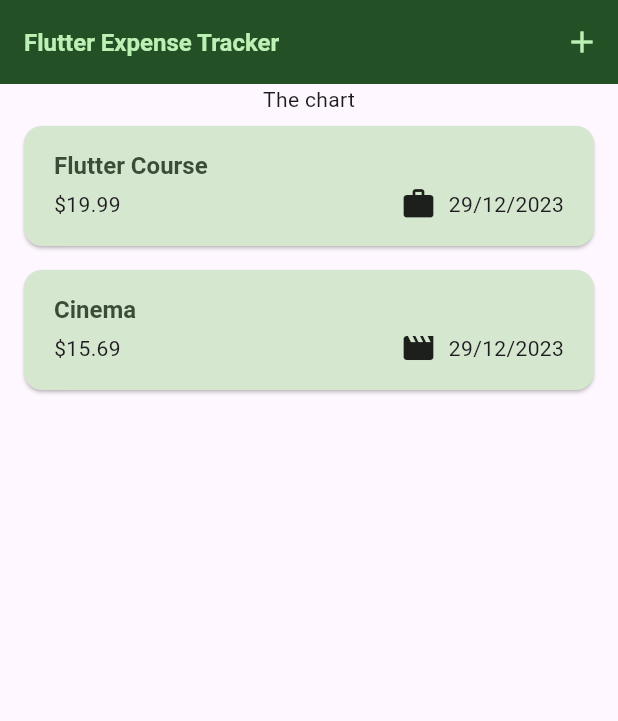
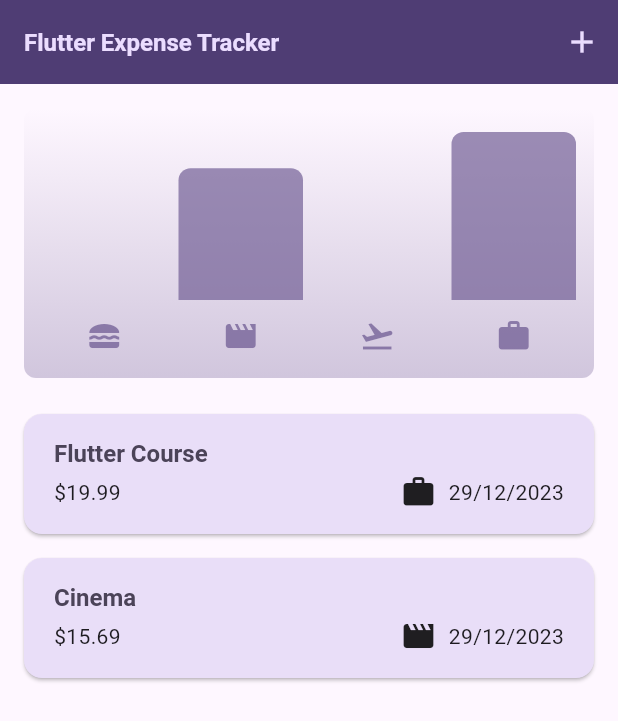
Before and after one commit to aliciabat/expense_tracker, a Flutter app: the screen it shows after launch, on a phone screen of 412 x 824 dp. Shown: the top 721 px of the screen. Run offline on Flutter 3.47's test engine with Material 3 defaults, Android fonts, the phone set to English and light mode, and no system bars.

Commit message:
feat: expenses chart

```diff
--- a/lib/main.dart
+++ b/lib/main.dart
@@ -2,13 +2,13 @@ import 'package:flutter/material.dart';
 import 'package:expense_tracker/widgets/expenses.dart';
 
 var kColorScheme = ColorScheme.fromSeed(
-  seedColor: Colors.green,
+  seedColor: Colors.deepPurple,
   // seedColor: Colors.pink.shade300,
 );
 var kDarkColorScheme = ColorScheme.fromSeed(
   brightness: Brightness.dark,
   // seedColor: Colors.blue.shade300,
-  seedColor: Colors.greenAccent,
+  seedColor: Colors.cyan,
 );
 
 void main() {
@@ -50,7 +50,6 @@ void main() {
               ),
             ),
       ),
-      // themeMode: ThemeMode.dark,
       home: const Expenses(),
     ),
   );
--- a/lib/models/expense.dart
+++ b/lib/models/expense.dart
@@ -33,3 +33,25 @@ class Expense {
     return formatter.format(date);
   }
 }
+
+class ExpenseBucket {
+  const ExpenseBucket(this.category, this.expenses);
+
+  ExpenseBucket.forCategory(List<Expense> allExpenses, this.category)
+      : expenses = allExpenses
+            .where((expense) => expense.category == category)
+            .toList();
+
+  final Category category;
+  final List<Expense> expenses;
+
+  double get totalExpenses {
+    double sum = 0;
+
+    for (final expense in expenses) {
+      sum += expense.amount;
+    }
+
+    return sum;
+  }
+}
--- /dev/null
+++ b/lib/widgets/chart/chart.dart
@@ -0,0 +1,94 @@
+import 'package:flutter/material.dart';
+import 'package:expense_tracker/widgets/chart/chart_bar.dart';
+import 'package:expense_tracker/models/expense.dart';
+
+class Chart extends StatelessWidget {
+  const Chart({super.key, required this.expenses});
+
+  final List<Expense> expenses;
+
+  List<ExpenseBucket> get buckets {
+    return [
+      ExpenseBucket.forCategory(expenses, Category.food),
+      ExpenseBucket.forCategory(expenses, Category.leisure),
+      ExpenseBucket.forCategory(expenses, Category.travel),
+      ExpenseBucket.forCategory(expenses, Category.work),
+    ];
+  }
+
+  double get maxTotalExpense {
+    double maxTotalExpense = 0;
+
+    for (final bucket in buckets) {
+      if (bucket.totalExpenses > maxTotalExpense) {
+        maxTotalExpense = bucket.totalExpenses;
+      }
+    }
+
+    return maxTotalExpense;
+  }
+
+  @override
+  Widget build(BuildContext context) {
+    final isDarkMode =
+        MediaQuery.of(context).platformBrightness == Brightness.dark;
+    return Container(
+      margin: const EdgeInsets.all(16),
+      padding: const EdgeInsets.symmetric(
+        vertical: 16,
+        horizontal: 8,
+      ),
+      width: double.infinity,
+      height: 180,
+      decoration: BoxDecoration(
+        borderRadius: BorderRadius.circular(8),
+        gradient: LinearGradient(
+          colors: [
+            Theme.of(context).colorScheme.primary.withOpacity(0.3),
+            Theme.of(context).colorScheme.primary.withOpacity(0.0)
+          ],
+          begin: Alignment.bottomCenter,
+          end: Alignment.topCenter,
+        ),
+      ),
+      child: Column(
+        children: [
+          Expanded(
+            child: Row(
+              crossAxisAlignment: CrossAxisAlignment.end,
+              children: [
+                for (final bucket in buckets) // alternative to map()
+                  ChartBar(
+                    fill: bucket.totalExpenses == 0
+                        ? 0
+                        : bucket.totalExpenses / maxTotalExpense,
+                  )
+              ],
+            ),
+          ),
+          const SizedBox(height: 12),
+          Row(
+            children: buckets
+                .map(
+                  (bucket) => Expanded(
+                    child: Padding(
+                      padding: const EdgeInsets.symmetric(horizontal: 4),
+                      child: Icon(
+                        categoryIcons[bucket.category],
+                        color: isDarkMode
+                            ? Theme.of(context).colorScheme.secondary
+                            : Theme.of(context)
+                                .colorScheme
+                                .primary
+                                .withOpacity(0.7),
+                      ),
+                    ),
+                  ),
+                )
+                .toList(),
+          )
+        ],
+      ),
+    );
+  }
+}
--- /dev/null
+++ b/lib/widgets/chart/chart_bar.dart
@@ -0,0 +1,34 @@
+import 'package:flutter/material.dart';
+
+class ChartBar extends StatelessWidget {
+  const ChartBar({
+    super.key,
+    required this.fill,
+  });
+
+  final double fill;
+
+  @override
+  Widget build(BuildContext context) {
+    final isDarkMode =
+        MediaQuery.of(context).platformBrightness == Brightness.dark;
+    return Expanded(
+      child: Padding(
+        padding: const EdgeInsets.symmetric(horizontal: 4),
+        child: FractionallySizedBox(
+          heightFactor: fill,
+          child: DecoratedBox(
+            decoration: BoxDecoration(
+              shape: BoxShape.rectangle,
+              borderRadius:
+                  const BorderRadius.vertical(top: Radius.circular(8)),
+              color: isDarkMode
+                  ? Theme.of(context).colorScheme.secondary
+                  : Theme.of(context).colorScheme.primary.withOpacity(0.65),
+            ),
+          ),
+        ),
+      ),
+    );
+  }
+}
--- a/lib/widgets/expenses.dart
+++ b/lib/widgets/expenses.dart
@@ -1,3 +1,4 @@
+import 'package:expense_tracker/widgets/chart/chart.dart';
 import 'package:expense_tracker/widgets/new_expense.dart';
 import 'package:flutter/material.dart';
 import 'package:expense_tracker/models/expense.dart';
@@ -76,7 +77,7 @@ class _ExpensesState extends State<Expenses> {
       ),
       body: Column(
         children: [
-          const Text('The chart'),
+          Chart(expenses: _registeredExpenses),
           Expanded(
             child: mainContent,
           ),
```
